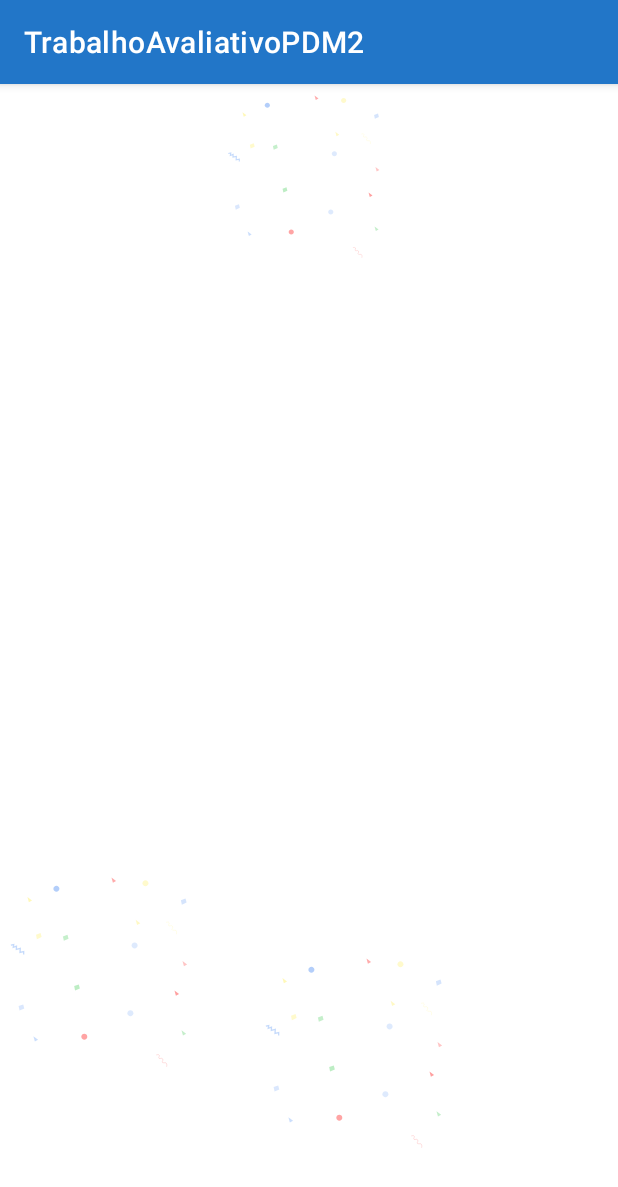
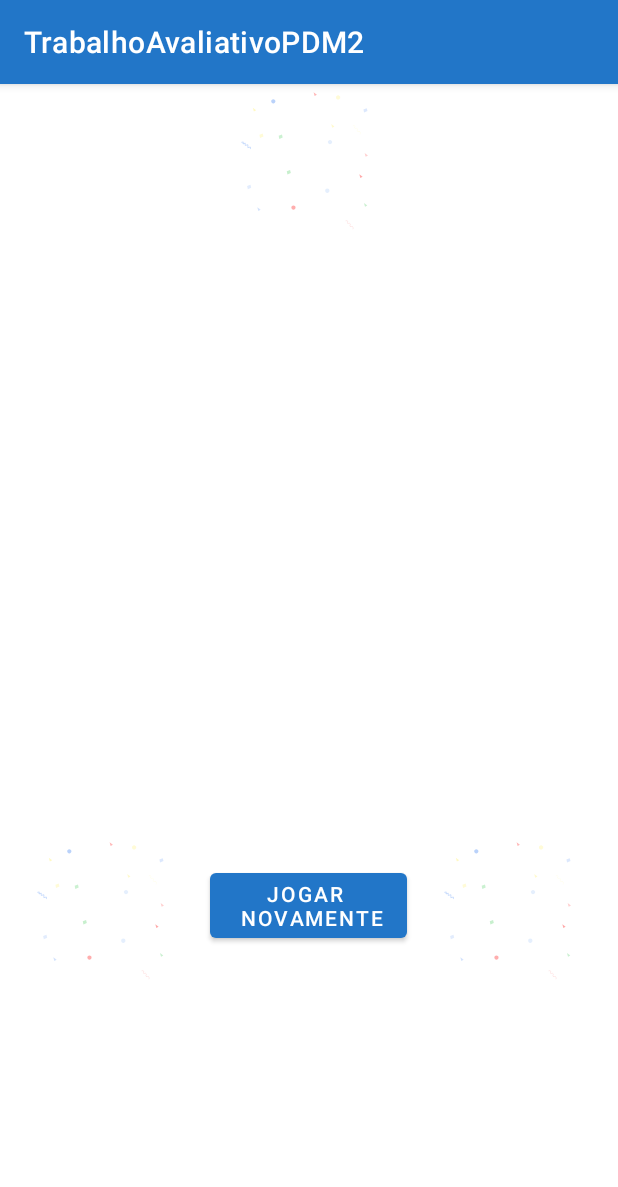
Before and after one commit to deskjetF100/trabalho-avaliativo-PDM2, an Android app: the RankActivity screen opened directly, with no data from a screen before it, on a phone screen of 412 x 824 dp. Shown: the top 1187 px of the screen. Run offline under Robolectric (Android 15) with nearby library versions, the phone set to English and light mode, and no system bars; our stand-ins replace Firebase (no records; nobody signed in at launch, a user with empty details on screens opened directly).

```diff
--- a/app/src/main/AndroidManifest.xml
+++ b/app/src/main/AndroidManifest.xml
@@ -19,7 +19,6 @@
                 android:exported="true">
             <intent-filter>
                 <action android:name="android.intent.action.MAIN"/>
-
                 <category android:name="android.intent.category.LAUNCHER"/>
             </intent-filter>
         </activity>
@@ -27,6 +26,7 @@
                 android:name=".MainActivity"
                 android:exported="true">
         </activity>
+        <receiver android:name=".notification.AlarmReceiver"/>
     </application>
 
 </manifest>
--- a/app/src/main/java/com/example/trabalhoavaliativopdm2/MainActivity.java
+++ b/app/src/main/java/com/example/trabalhoavaliativopdm2/MainActivity.java
@@ -6,17 +6,12 @@ import android.view.View;
 import android.widget.*;
 import androidx.appcompat.app.AppCompatActivity;
 import android.os.Bundle;
-import com.example.trabalhoavaliativopdm2.connection.MyConnection;
 import com.example.trabalhoavaliativopdm2.pokemon.Pokemon;
 import com.example.trabalhoavaliativopdm2.pokemon.PokemonsData;
 import com.squareup.picasso.Picasso;
-import org.json.JSONArray;
-import org.json.JSONException;
-import org.json.JSONObject;
 
 import java.util.*;
 import java.util.concurrent.Executor;
-import java.util.concurrent.ExecutorService;
 import java.util.concurrent.Executors;
 import java.util.function.Function;
 
--- a/app/src/main/java/com/example/trabalhoavaliativopdm2/RankScore.java
+++ b/app/src/main/java/com/example/trabalhoavaliativopdm2/RankScore.java
@@ -1,6 +1,5 @@
 package com.example.trabalhoavaliativopdm2;
 
-import java.time.LocalDate;
 import java.time.LocalDateTime;
 import java.time.format.DateTimeFormatter;
 
--- a/app/src/main/java/com/example/trabalhoavaliativopdm2/SplashSreenActivity.java
+++ b/app/src/main/java/com/example/trabalhoavaliativopdm2/SplashSreenActivity.java
@@ -13,7 +13,6 @@ import android.os.Bundle;
 import androidx.cardview.widget.CardView;
 import com.example.trabalhoavaliativopdm2.pokemon.PokemonsData;
 
-import java.lang.reflect.Executable;
 import java.util.concurrent.Executor;
 import java.util.concurrent.Executors;
 
--- a/app/src/main/res/layout/activity_rank.xml
+++ b/app/src/main/res/layout/activity_rank.xml
@@ -10,8 +10,8 @@
 
     <com.airbnb.lottie.LottieAnimationView
             android:id="@+id/animationView"
-            android:layout_width="120dp"
-            android:layout_height="120dp"
+            android:layout_width="100dp"
+            android:layout_height="100dp"
             android:layout_gravity="center"
             app:lottie_rawRes="@raw/confetti"
             app:lottie_autoPlay="true"
@@ -25,19 +25,24 @@
     <LinearLayout
             android:layout_width="match_parent"
             android:layout_height="match_parent"
-            android:orientation="horizontal">
+            android:orientation="horizontal"
+    android:gravity="center_horizontal">
         <com.airbnb.lottie.LottieAnimationView
-                android:layout_width="140dp"
-                android:layout_height="140dp"
+                android:layout_width="100dp"
+                android:layout_height="100dp"
                 android:layout_gravity="start"
                 app:lottie_rawRes="@raw/confetti"
                 app:lottie_autoPlay="true"
                 app:lottie_loop="true"/>
+        <Button
+                android:layout_width="wrap_content"
+                android:layout_height="wrap_content"
+                android:text="Jogar \n Novamente"
+                android:layout_margin="20dp"
+                android:id="@+id/playAgain"/>
         <com.airbnb.lottie.LottieAnimationView
-                android:layout_width="140dp"
-                android:layout_height="140dp"
-                android:layout_marginLeft="30dp"
-                android:layout_gravity="center"
+                android:layout_width="100dp"
+                android:layout_height="100dp"
                 app:lottie_rawRes="@raw/confetti"
                 app:lottie_autoPlay="true"
                 app:lottie_loop="true"/>
```
Also changed, not shown: app/src/main/java/com/example/trabalhoavaliativopdm2/RankActivity.java (+49 -14 lines), app/src/main/java/com/example/trabalhoavaliativopdm2/notification/AlarmReceiver.java (added, +16 -0 lines), app/src/main/java/com/example/trabalhoavaliativopdm2/notification/MyNotification.java (added, +25 -0 lines), app/src/main/java/com/example/trabalhoavaliativopdm2/notification/NotifyNewRecord.java (added, +43 -0 lines), app/src/main/res/drawable/ic_pokeboll.xml (added, +26 -0 lines).
